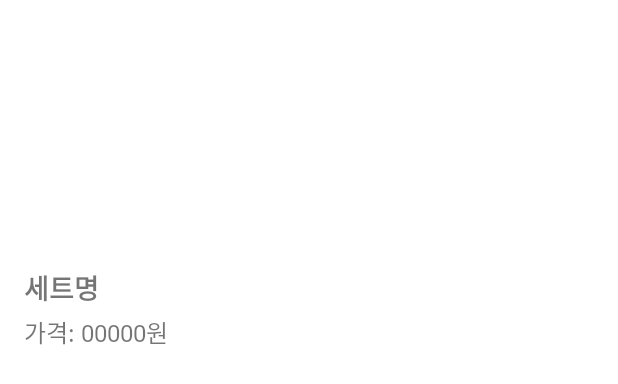
After one commit to jiho5191/mobile-kiosk-app, an Android app: the layout dialog_set_menu.xml on its own in the app's theme, with its tools: preview values and no code run, on a phone screen of 412 x 824 dp. The commit adds this screen. Shown: the top 384 px of the screen. Run offline under Robolectric (Android 15) with nearby library versions, the phone set to English and light mode, and no system bars.

```diff
--- a/app/src/main/java/com/example/mobile_team10/CartAdapter.kt
+++ b/app/src/main/java/com/example/mobile_team10/CartAdapter.kt
@@ -9,7 +9,8 @@ import androidx.recyclerview.widget.RecyclerView
 
 class CartAdapter(
     private var items: MutableList<CartItem>,
-    private val onRemoveClick: (CartItem) -> Unit
+    private val onRemoveClick: (CartItem) -> Unit,
+    private val onQuantityChanged: () -> Unit
 ) : RecyclerView.Adapter<CartAdapter.CartViewHolder>() {
 
     inner class CartViewHolder(view: View) : RecyclerView.ViewHolder(view) {
@@ -34,7 +35,9 @@ class CartAdapter(
         holder.buttonIncrease.setOnClickListener {
             item.count++
             holder.countText.text = "${item.count}개"
+            onQuantityChanged()
         }
+
         holder.buttonDecrease.setOnClickListener {
             item.count--
             if (item.count == 0) {
@@ -42,6 +45,7 @@ class CartAdapter(
             } else {
                 holder.countText.text = "${item.count}개"
             }
+            onQuantityChanged()
         }
     }
 
--- /dev/null
+++ b/app/src/main/res/layout/dialog_set_menu.xml
@@ -0,0 +1,49 @@
+<?xml version="1.0" encoding="utf-8"?>
+<LinearLayout xmlns:android="http://schemas.android.com/apk/res/android"
+    android:orientation="vertical"
+    android:layout_width="match_parent"
+    android:layout_height="wrap_content"
+    android:padding="16dp">
+
+    <LinearLayout
+        android:layout_width="match_parent"
+        android:layout_height="wrap_content"
+        android:orientation="horizontal"
+        android:gravity="center">
+
+        <ImageView
+            android:id="@+id/dialogImage1"
+            android:layout_width="0dp"
+            android:layout_height="150dp"
+            android:layout_weight="1"
+            android:scaleType="centerCrop" />
+
+        <View
+            android:layout_width="8dp"
+            android:layout_height="match_parent" />
+
+        <ImageView
+            android:id="@+id/dialogImage2"
+            android:layout_width="0dp"
+            android:layout_height="150dp"
+            android:layout_weight="1"
+            android:scaleType="centerCrop" />
+    </LinearLayout>
+
+    <TextView
+        android:id="@+id/dialogTitle"
+        android:layout_width="match_parent"
+        android:layout_height="wrap_content"
+        android:text="세트명"
+        android:textSize="18sp"
+        android:textStyle="bold"
+        android:layout_marginTop="12dp" />
+
+    <TextView
+        android:id="@+id/dialogPrice"
+        android:layout_width="match_parent"
+        android:layout_height="wrap_content"
+        android:text="가격: 00000원"
+        android:textSize="16sp"
+        android:layout_marginTop="4dp" />
+</LinearLayout>
```
Also changed, not shown: app/src/main/java/com/example/mobile_team10/MainActivity2.kt (+22 -10 lines), app/src/main/java/com/example/mobile_team10/OrderHistoryActivity.kt (+6 -1 lines), app/src/main/java/com/example/mobile_team10/SetMenuFragment.kt (+16 -53 lines), app/src/main/res/layout/activity_order_history.xml (+12 -1 lines).
